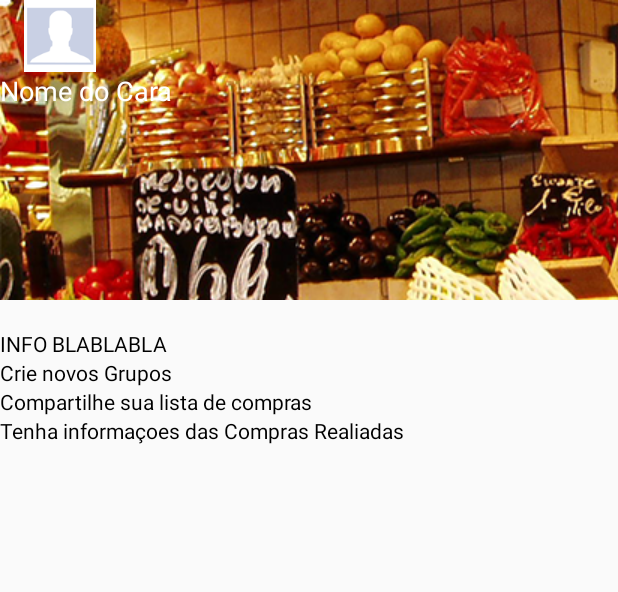
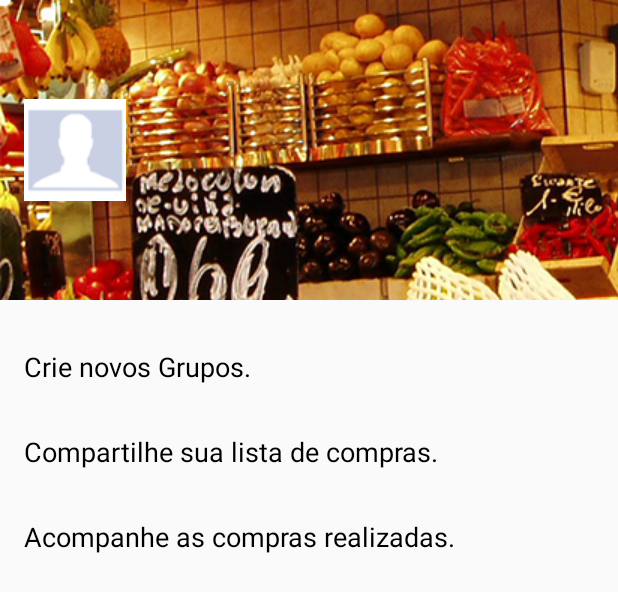
Before and after one commit to iagoquirino/MyMarketApp, an Android app: the layout fragment_main.xml on its own in the app's theme, with its tools: preview values and no code run, on a phone screen of 412 x 824 dp. Shown: the top 592 px of the screen. Run offline under Robolectric (Android 15) with nearby library versions, the phone set to English and light mode, and no system bars.

Commit message:
profile user

```diff
--- a/app/src/main/res/layout/fragment_main.xml
+++ b/app/src/main/res/layout/fragment_main.xml
@@ -8,59 +8,68 @@ android:layout_height="match_parent">
 	    android:layout_gravity="center_horizontal"
 	    android:orientation="vertical" >
 
-        <LinearLayout
+        <RelativeLayout xmlns:android="http://schemas.android.com/apk/res/android"
             android:layout_width="match_parent"
             android:layout_height="200dp"
-            android:layout_gravity="center_horizontal"
+            android:orientation="horizontal"
             android:background="@drawable/profilebackground"
-            android:orientation="vertical"
-            >
-            <ImageView
+            android:id="@+id/fundo" >
+
+            <ImageView android:id="@+id/foto"
+                android:layout_width="100dp"
+                android:layout_height="100dp"
+                android:layout_alignParentLeft="true"
+                android:layout_centerVertical="true"
+                android:padding="16dp"
                 android:src="@drawable/ic_no_image"
-                android:layout_width="wrap_content"
-                android:layout_marginLeft="16dp"
-                android:layout_height="wrap_content" />
+                />
 
-            <TextView
+            <TextView android:id="@+id/info"
+                android:textSize="24dp"
                 android:layout_width="wrap_content"
                 android:layout_height="wrap_content"
-                android:text="Nome do Cara"
-                android:textSize="18dp"
-                android:textColor="@android:color/white"/>
-        </LinearLayout>
+                android:textColor="#ffffff"
+                android:layout_centerVertical="true"
+                android:textStyle="bold"
+                android:layout_toRightOf="@id/foto"
+                />
 
+            <TextView android:id="@+id/status_conexao"
+                android:layout_width="wrap_content"
+                android:layout_height="wrap_content"
+                android:textColor="#ffffff"
+                android:padding="5dp"
+                android:textStyle="bold"
+                android:layout_alignParentRight="true"
+                />
 
-	    <TextView android:layout_width="match_parent"
-	      android:layout_height="wrap_content"
-	      android:id="@+id/status_conexao"
-	      android:textColor="@color/abc_search_url_text_selected"/>
+        </RelativeLayout>
 
-	    <TextView
+         <TextView
 	      android:layout_width="match_parent"
 	      android:layout_height="wrap_content"
-	      android:text="INFO BLABLABLA"
-	      android:id="@+id/info"
-	      android:textColor="@color/abc_search_url_text_selected"/>
-
-
-	    <TextView
-	      android:layout_width="match_parent"
-	      android:layout_height="wrap_content"
-	      android:text="Crie novos Grupos"
+	      android:text="Crie novos Grupos."
+          android:padding="16dp"
+          android:layout_marginTop="16dp"
+          android:textSize="18dp"
 	      android:textColor="@color/abc_search_url_text_selected"
 	      />
 
 	    <TextView
 	      android:layout_width="match_parent"
 	      android:layout_height="wrap_content"
-	      android:text="Compartilhe sua lista de compras"
+	      android:text="Compartilhe sua lista de compras."
+          android:padding="16dp"
+          android:textSize="18dp"
 	      android:textColor="@color/abc_search_url_text_selected"
 	      />
 
 	    <TextView
 	      android:layout_width="match_parent"
 	      android:layout_height="wrap_content"
-	      android:text="Tenha informaçoes das Compras Realiadas"
+	      android:text="Acompanhe as compras realizadas."
+          android:padding="16dp"
+          android:textSize="18dp"
 	      android:textColor="@color/abc_search_url_text_selected"
 	      />
 
```
Also changed, not shown: 29 other files.
